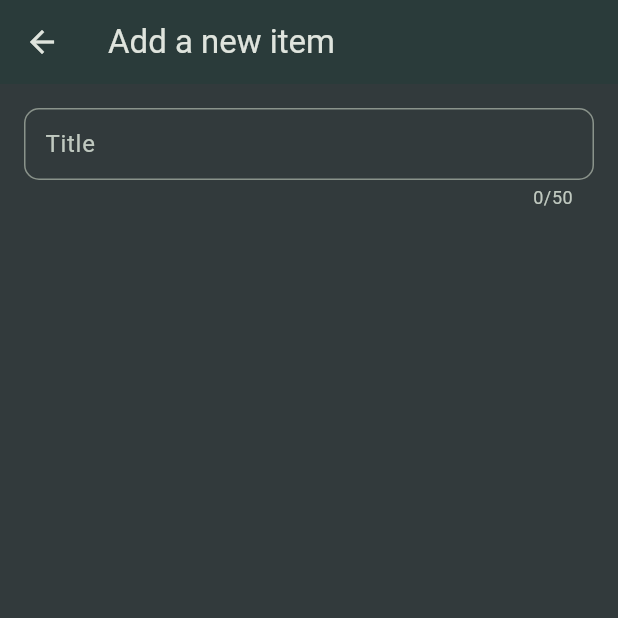
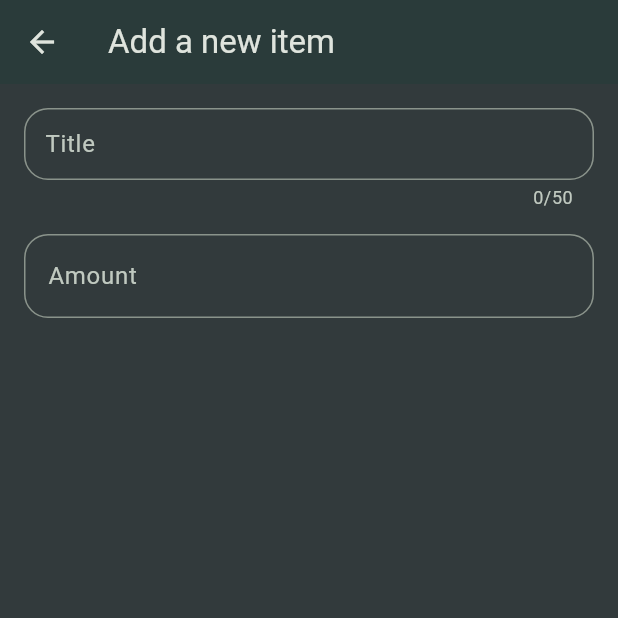
Before and after one commit to NavidZamanKhan/Shopping-List-App, a Flutter app: the NewItem screen opened directly, on a phone screen of 412 x 824 dp, the top half of it. Run offline on Flutter 3.47's test engine with Material 3 defaults, Android fonts, the phone set to English and light mode, and no system bars.

Commit message:
Add grocery item list and new item form UI

```diff
--- a/lib/widget/new_item.dart
+++ b/lib/widget/new_item.dart
@@ -10,6 +10,8 @@ class NewItem extends StatefulWidget {
 }
 
 class _NewItemState extends State<NewItem> {
+  final _formKey = GlobalKey<FormState>();
+
   @override
   Widget build(BuildContext context) {
     return Scaffold(
@@ -17,6 +19,7 @@ class _NewItemState extends State<NewItem> {
       body: Padding(
         padding: const EdgeInsets.all(16),
         child: Form(
+          key: _formKey,
           child: Column(
             children: [
               TextFormField(
@@ -24,7 +27,7 @@ class _NewItemState extends State<NewItem> {
                 decoration: const InputDecoration(
                   label: Text("Title"),
                   border: OutlineInputBorder(
-                    borderRadius: BorderRadius.all(Radius.circular(10)),
+                    borderRadius: BorderRadius.all(Radius.circular(16)),
                   ),
                   contentPadding: EdgeInsets.all(10),
                   hintText: "Enter a title",
@@ -37,6 +40,44 @@ class _NewItemState extends State<NewItem> {
                   return null;
                 },
               ),
+              const SizedBox(height: 16),
+              Row(
+                children: [
+                  Expanded(
+                    child: TextFormField(
+                      decoration: const InputDecoration(
+                        label: Text("Amount"),
+                        border: OutlineInputBorder(
+                          borderRadius: BorderRadius.all(Radius.circular(16)),
+                        ),
+                        prefixText: "\$",
+                      ),
+                      keyboardType: const TextInputType.numberWithOptions(
+                        decimal: true,
+                      ),
+                      validator: (value) {
+                        if (value == null || value.isEmpty) {
+                          return "Please enter an amount";
+                        }
+                        if (double.tryParse(value) == null) {
+                          return "Please enter a valid number";
+                        }
+                        return null;
+                      },
+                    ),
+                  ),
+                  // const SizedBox(width: 16),
+                  // DropdownButtonFormField(
+                  //   items: [
+                  //     DropdownMenuItem(
+                  //       value: "Groceries",
+                  //       child: Text("Groceries"),
+                  //     ),
+                  //   ],
+                  //   onChanged: (value) {},
+                  // ),
+                ],
+              ),
             ],
           ),
         ),
```
